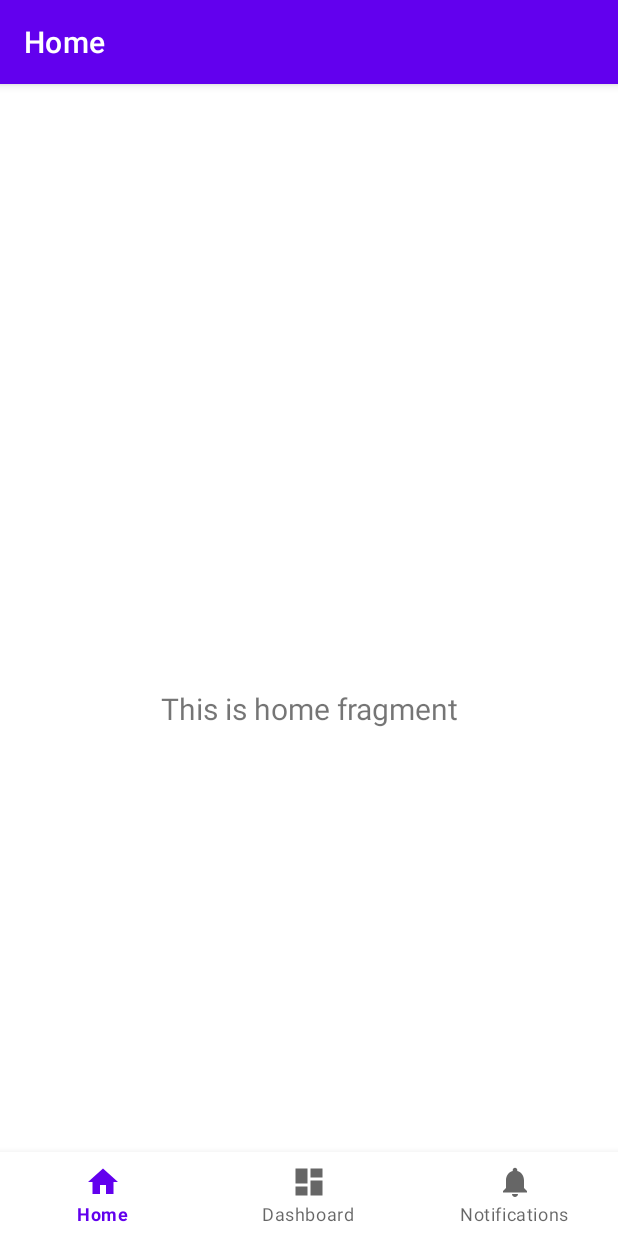
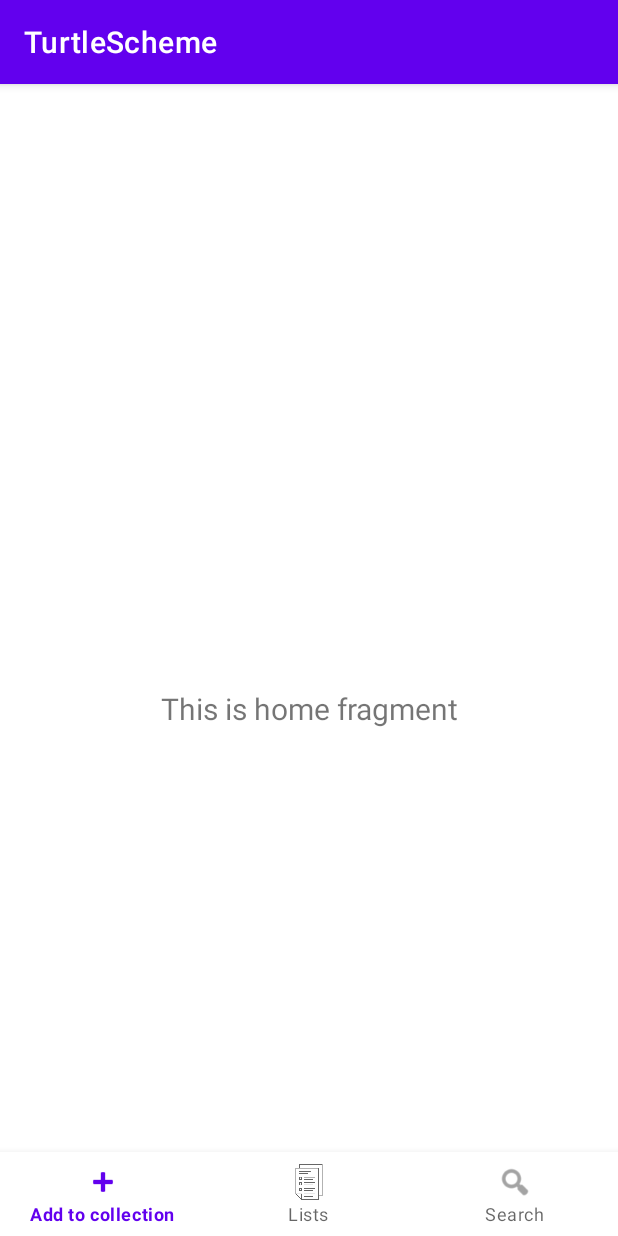
Before and after one commit to PabloOraa/TurtleSchemeAndroid, an Android app: the screen it shows after launch (MainActivity), on a phone screen of 412 x 824 dp. Run offline under Robolectric (Android 15) with nearby library versions, the phone set to English and light mode, and no system bars; our stand-ins replace navigation-ui; libraries missing offline, so code that uses them is left out: com.microsoft.device; 1 statement that could not run was skipped.

Commit message:
Change bottom_nav_menu.xml to include the three options of TurtleScheme. Added spanish translation. Added List Icon. Added all necessary references to work with Surface Duo form factor.

```diff
--- a/app/src/main/java/com/example/turtlescheme/MainActivity.java
+++ b/app/src/main/java/com/example/turtlescheme/MainActivity.java
@@ -1,8 +1,15 @@
 package com.example.turtlescheme;
 
 import android.os.Bundle;
+import android.os.Debug;
+import android.util.Log;
 
 import com.google.android.material.bottomnavigation.BottomNavigationView;
+import com.microsoft.device.dualscreen.bottomnavigation.SurfaceDuoBottomNavigationView;
+import com.microsoft.device.dualscreen.core.DisplayPosition;
+import com.microsoft.device.dualscreen.core.ScreenHelper;
+import com.microsoft.device.dualscreen.core.manager.ScreenModeListener;
+import com.microsoft.device.dualscreen.core.manager.SurfaceDuoScreenManager;
 
 import androidx.appcompat.app.AppCompatActivity;
 import androidx.navigation.NavController;
@@ -10,10 +17,13 @@ import androidx.navigation.Navigation;
 import androidx.navigation.ui.AppBarConfiguration;
 import androidx.navigation.ui.NavigationUI;
 
-public class MainActivity extends AppCompatActivity {
+public class MainActivity extends AppCompatActivity
+{
+    SurfaceDuoScreenManager surfaceDuoScreenManager;
 
     @Override
-    protected void onCreate(Bundle savedInstanceState) {
+    protected void onCreate(Bundle savedInstanceState)
+    {
         super.onCreate(savedInstanceState);
         setContentView(R.layout.activity_main);
         BottomNavigationView navView = findViewById(R.id.nav_view);
@@ -22,9 +32,38 @@ public class MainActivity extends AppCompatActivity {
         AppBarConfiguration appBarConfiguration = new AppBarConfiguration.Builder(
                 R.id.navigation_home, R.id.navigation_dashboard, R.id.navigation_notifications)
                 .build();
-        NavController navController = Navigation.findNavController(this, R.id.nav_host_fragment);
+        /*NavController navController = Navigation.findNavController(this, R.id.nav_host_fragment);
         NavigationUI.setupActionBarWithNavController(this, navController, appBarConfiguration);
-        NavigationUI.setupWithNavController(navView, navController);
+        NavigationUI.setupWithNavController(navView, navController);*/
+        if(ScreenHelper.isDeviceSurfaceDuo(this))
+            configureDualScreen();
     }
 
+    private void configureDualScreen()
+    {
+        surfaceDuoScreenManager = SurfaceDuoScreenManager.getInstance(getApplication());
+        getSurfaceDuoScreenManager().addScreenModeListener(this, new ScreenModeListener()
+        {
+
+            @Override
+            public void onSwitchToSingleScreen()
+            {
+                //((SurfaceDuoBottomNavigationView)findViewById(R.id.nav_view)).setSurfaceDuoDisplayPosition(DisplayPosition.START);
+                Log.d("Surface Duo", "Single Screen");
+            }
+
+            @Override
+            public void onSwitchToDualScreen()
+            {
+                Log.d("Surface Duo", "Dual Screen");
+                //((SurfaceDuoBottomNavigationView)findViewById(R.id.nav_view)).setSurfaceDuoDisplayPosition(DisplayPosition.DUAL);
+            }
+
+        });
+    }
+
+    public SurfaceDuoScreenManager getSurfaceDuoScreenManager()
+    {
+        return surfaceDuoScreenManager;
+    }
 }
--- a/app/src/main/res/layout/activity_main.xml
+++ b/app/src/main/res/layout/activity_main.xml
@@ -10,24 +10,25 @@
         android:id="@+id/nav_view"
         android:layout_width="0dp"
         android:layout_height="wrap_content"
-        android:layout_marginStart="0dp"
-        android:layout_marginEnd="0dp"
         android:background="?android:attr/windowBackground"
+        android:textAlignment="center"
         app:layout_constraintBottom_toBottomOf="parent"
         app:layout_constraintLeft_toLeftOf="parent"
         app:layout_constraintRight_toRightOf="parent"
         app:menu="@menu/bottom_nav_menu" />
 
-    <fragment
+    <androidx.fragment.app.FragmentContainerView
         android:id="@+id/nav_host_fragment"
         android:name="androidx.navigation.fragment.NavHostFragment"
         android:layout_width="match_parent"
         android:layout_height="match_parent"
         app:defaultNavHost="true"
         app:layout_constraintBottom_toTopOf="@id/nav_view"
+        app:layout_constraintHorizontal_bias="0.0"
         app:layout_constraintLeft_toLeftOf="parent"
         app:layout_constraintRight_toRightOf="parent"
         app:layout_constraintTop_toTopOf="parent"
+        app:layout_constraintVertical_bias="0.0"
         app:navGraph="@navigation/mobile_navigation" />
 
 </androidx.constraintlayout.widget.ConstraintLayout>
--- a/app/src/main/res/menu/bottom_nav_menu.xml
+++ b/app/src/main/res/menu/bottom_nav_menu.xml
@@ -3,17 +3,17 @@
 
     <item
         android:id="@+id/navigation_home"
-        android:icon="@drawable/ic_home_black_24dp"
-        android:title="@string/title_home" />
+        android:icon="@android:drawable/ic_input_add"
+        android:title="@string/title_add" />
 
     <item
         android:id="@+id/navigation_dashboard"
-        android:icon="@drawable/ic_dashboard_black_24dp"
-        android:title="@string/title_dashboard" />
+        android:icon="@drawable/list"
+        android:title="@string/title_list" />
 
     <item
         android:id="@+id/navigation_notifications"
-        android:icon="@drawable/ic_notifications_black_24dp"
-        android:title="@string/title_notifications" />
+        android:icon="@android:drawable/ic_menu_search"
+        android:title="@string/title_search" />
 
 </menu>
--- a/app/src/main/res/navigation/mobile_navigation.xml
+++ b/app/src/main/res/navigation/mobile_navigation.xml
@@ -8,18 +8,18 @@
     <fragment
         android:id="@+id/navigation_home"
         android:name="com.example.turtlescheme.ui.home.HomeFragment"
-        android:label="@string/title_home"
+        android:label="@string/title_add"
         tools:layout="@layout/fragment_home" />
 
     <fragment
         android:id="@+id/navigation_dashboard"
         android:name="com.example.turtlescheme.ui.dashboard.DashboardFragment"
-        android:label="@string/title_dashboard"
+        android:label="@string/title_list"
         tools:layout="@layout/fragment_dashboard" />
 
     <fragment
         android:id="@+id/navigation_notifications"
         android:name="com.example.turtlescheme.ui.notifications.NotificationsFragment"
-        android:label="@string/title_notifications"
+        android:label="@string/title_search"
         tools:layout="@layout/fragment_notifications" />
 </navigation>
--- a/app/src/main/res/values/strings.xml
+++ b/app/src/main/res/values/strings.xml
@@ -1,6 +1,6 @@
 <resources>
     <string name="app_name">TurtleScheme</string>
-    <string name="title_home">Home</string>
-    <string name="title_dashboard">Dashboard</string>
-    <string name="title_notifications">Notifications</string>
+    <string name="title_add">Add to collection</string>
+    <string name="title_list">Lists</string>
+    <string name="title_search">Search</string>
 </resources>
```
Also changed, not shown: app/src/main/res/drawable/list.png (added), 1 other file.
